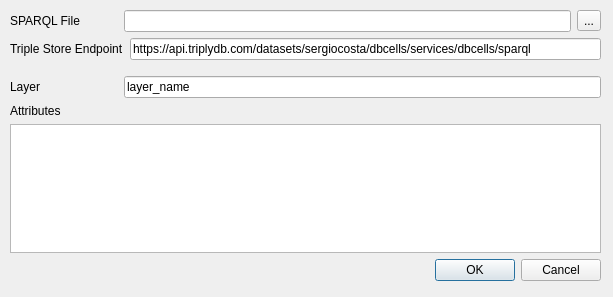
LambdaGeo/qgisparql-triple2layer, file Triple2Layer_dialog_base.ui: the form before one commit.
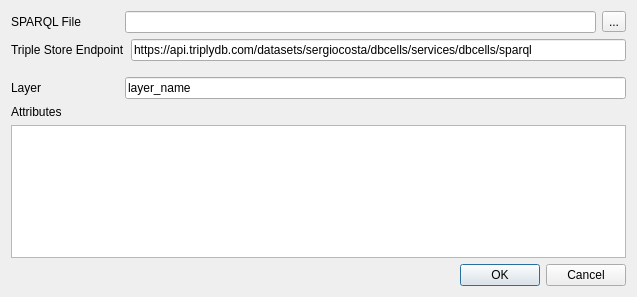
The form after the commit.

Commit message: correção no layout

```diff
--- a/Triple2Layer_dialog_base.ui
+++ b/Triple2Layer_dialog_base.ui
@@ -6,22 +6,21 @@
    <rect>
     <x>0</x>
     <y>0</y>
-    <width>613</width>
+    <width>637</width>
     <height>297</height>
    </rect>
   </property>
+  <property name="minimumSize">
+   <size>
+    <width>637</width>
+    <height>297</height>
+   </size>
+  </property>
   <property name="windowTitle">
    <string>Triple2Layer</string>
   </property>
-  <widget class="QWidget" name="layoutWidget">
-   <property name="geometry">
-    <rect>
-     <x>10</x>
-     <y>10</y>
-     <width>591</width>
-     <height>271</height>
-    </rect>
-   </property>
+  <layout class="QGridLayout" name="gridLayout">
+   <item row="0" column="0">
    <layout class="QVBoxLayout" name="formLayout_2" stretch="0,0,0,0,0">
     <item>
      <layout class="QHBoxLayout" name="horizontalLayout_6">
@@ -150,7 +149,8 @@
      </layout>
     </item>
    </layout>
-  </widget>
+   </item>
+  </layout>
  </widget>
  <resources/>
  <connections/>
```
Lines whose indentation alone changed are shown as unchanged. The commit also changes 4 other files.
